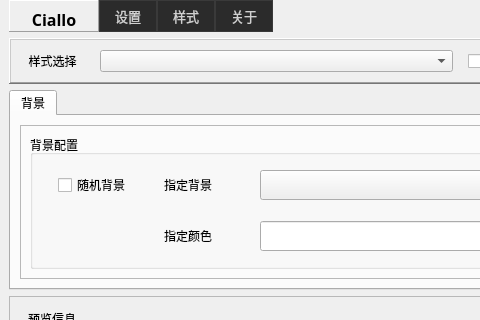
First picture: the form in ui/ui_main_window.ui, repository xusu616/meowmeowTerminal, before the edit; both pictures show x 0 to 480 and y 0 to 320 of the 737 by 702 pixel window.
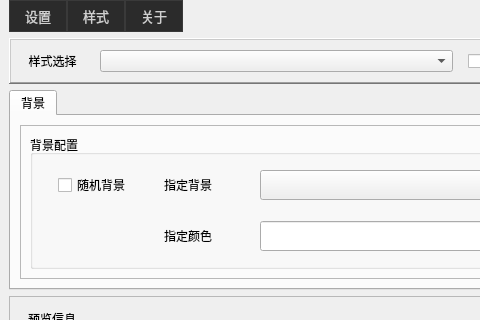
Second picture: the form after the edit.

Commit message: v2.1.0 功能更新(60%) * 添加了新角色 新海天 * 添加了从psd文件读取角色配置的功能 * UI修改(移除了Ciallo)

Patch:
```diff
--- a/ui/ui_main_window.ui
+++ b/ui/ui_main_window.ui
@@ -36,53 +36,6 @@
        <property name="bottomMargin">
         <number>0</number>
        </property>
-       <item>
-        <widget class="QFrame" name="frame">
-         <property name="sizePolicy">
-          <sizepolicy hsizetype="Fixed" vsizetype="Preferred">
-           <horstretch>0</horstretch>
-           <verstretch>0</verstretch>
-          </sizepolicy>
-         </property>
-         <property name="minimumSize">
-          <size>
-           <width>90</width>
-           <height>0</height>
-          </size>
-         </property>
-         <property name="frameShape">
-          <enum>QFrame::Shape::Panel</enum>
-         </property>
-         <property name="frameShadow">
-          <enum>QFrame::Shadow::Raised</enum>
-         </property>
-         <layout class="QVBoxLayout" name="verticalLayout_3">
-          <property name="topMargin">
-           <number>7</number>
-          </property>
-          <property name="bottomMargin">
-           <number>0</number>
-          </property>
-          <item>
-           <widget class="QLabel" name="label">
-            <property name="font">
-             <font>
-              <family>Stencil Std</family>
-              <pointsize>12</pointsize>
-              <bold>true</bold>
-             </font>
-            </property>
-            <property name="text">
-             <string notr="true">Ciallo</string>
-            </property>
-            <property name="alignment">
-             <set>Qt::AlignmentFlag::AlignCenter</set>
-            </property>
-           </widget>
-          </item>
-         </layout>
-        </widget>
-       </item>
        <item>
         <widget class="QPushButton" name="menu_setting">
          <property name="sizePolicy">
```
The commit also changes 16 other files.
